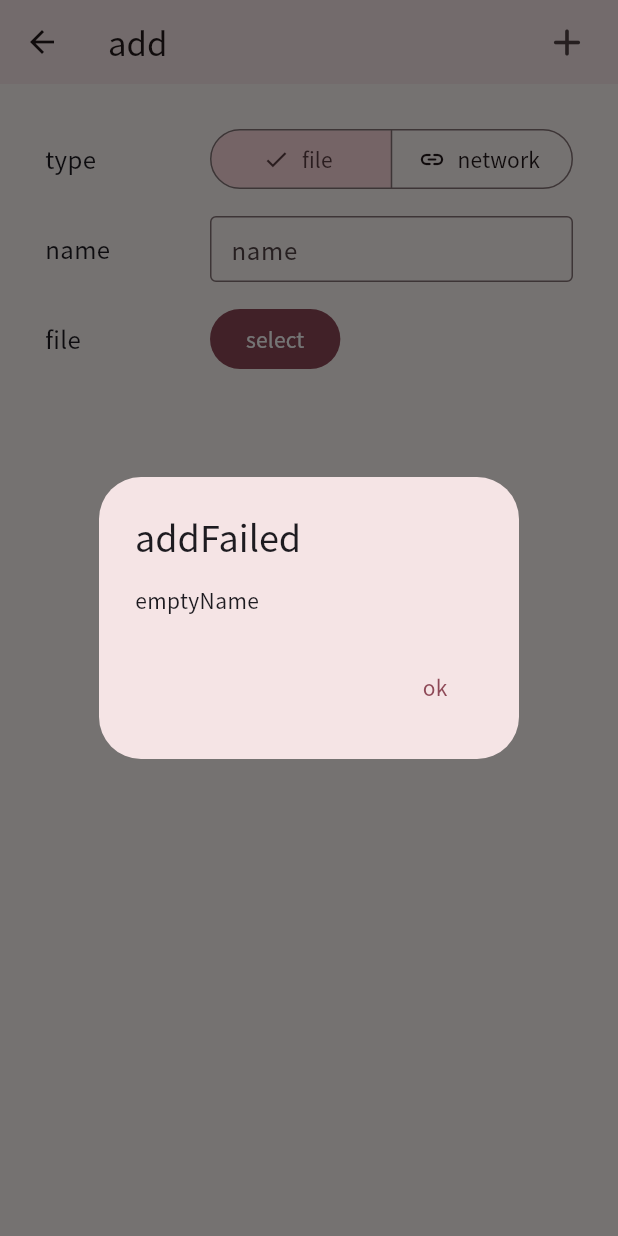
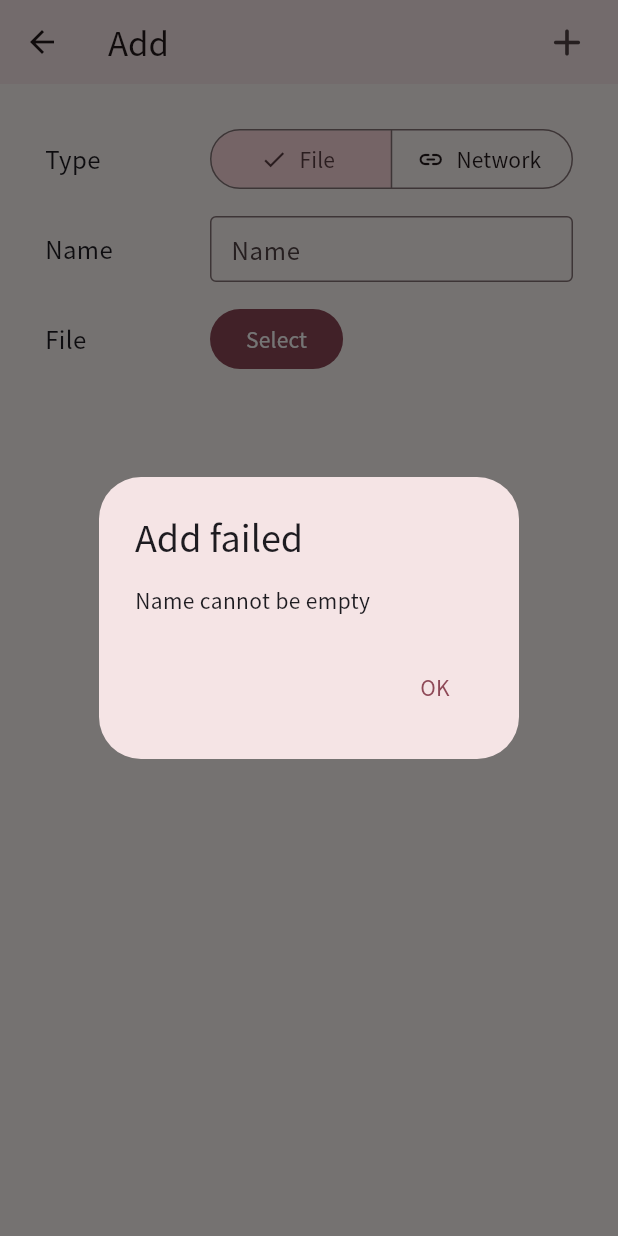
Before and after one commit to Zhoucheng133/One-Loop, a Flutter app: the AddView screen opened directly, after a tap on the "add" icon, on a phone screen of 412 x 824 dp. Run offline on Flutter 3.47's test engine with Material 3 defaults, Android fonts, the phone set to English and light mode, and no system bars; our stand-ins replace dropdown_button2, file_picker, font_awesome_flutter, get, google_fonts, just_audio and 2 more; accounts and stored records are empty.

Commit message:
添加繁体中文和英文

```diff
--- a/lib/lang/en_us.dart
+++ b/lib/lang/en_us.dart
@@ -1,3 +1,31 @@
 const Map<String, String> enUS = {
-
+  'home': 'Home',
+  'play': 'Play',
+  'settings': 'Settings',
+  'listNone': 'List is empty',
+  'add': 'Add',
+  'file': 'File',
+  'network': 'Network',
+  'type': 'Type',
+  'link': 'Link',
+  'select': 'Select',
+  'name': 'Name',
+  'addFailed': 'Add failed',
+  'ok': 'OK',
+  'cancel': 'Cancel',
+  'emptyName': 'Name cannot be empty',
+  'emptyLink': 'Link cannot be empty',
+  'emptyFile': 'File cannot be empty',
+  'duplicateName': 'Duplicate name',
+  'reset': 'Reset',
+  'resetContent': 'Are you sure you want to reset?',
+  'delete': 'Delete',
+  'rename': 'Rename',
+  'deleteAudio': 'Are you sure you want to delete?',
+  'deleteAudioContent': 'This action cannot be undone!',
+  'invalidLink': 'Invalid link',
+  'language': 'Language',
+  'about': 'About',
+  'projUrl': 'Project URL',
+  'license': 'License',
 };
```
Also changed, not shown: lib/lang/zh_tw.dart (+29 -1 lines).
